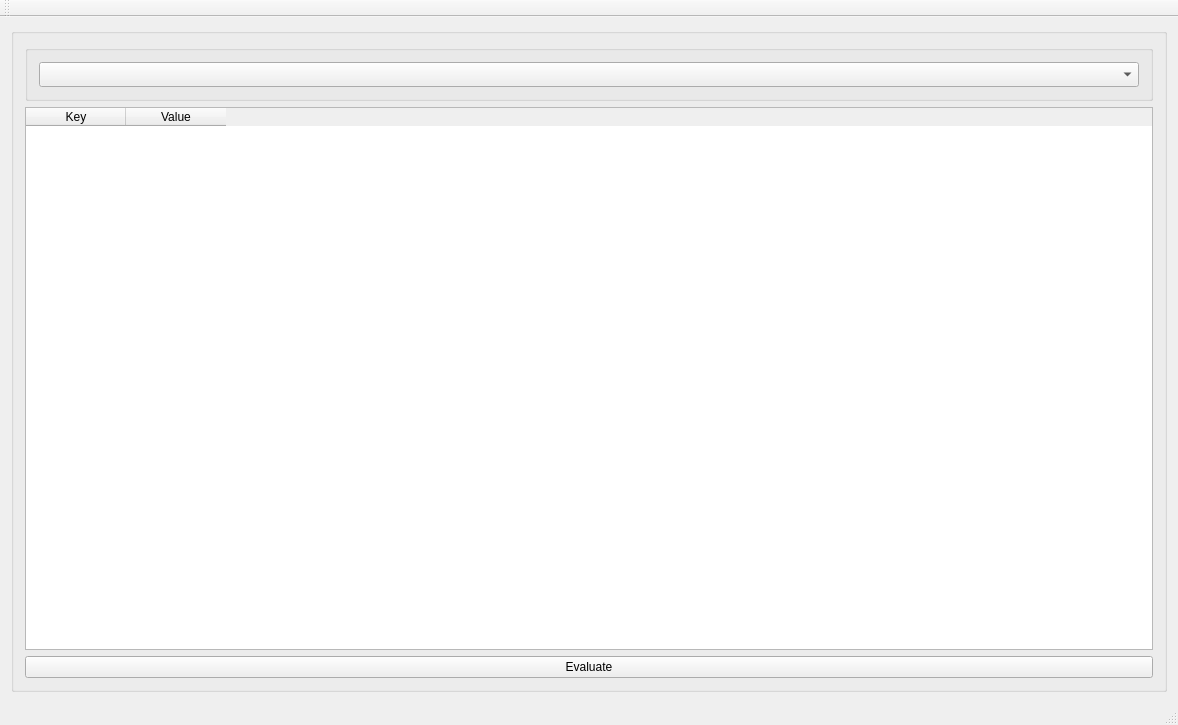
Above: gui_app/mainwindow.ui from olegyablokov/pde-numeric-solver before the change. Below: the same form after it.
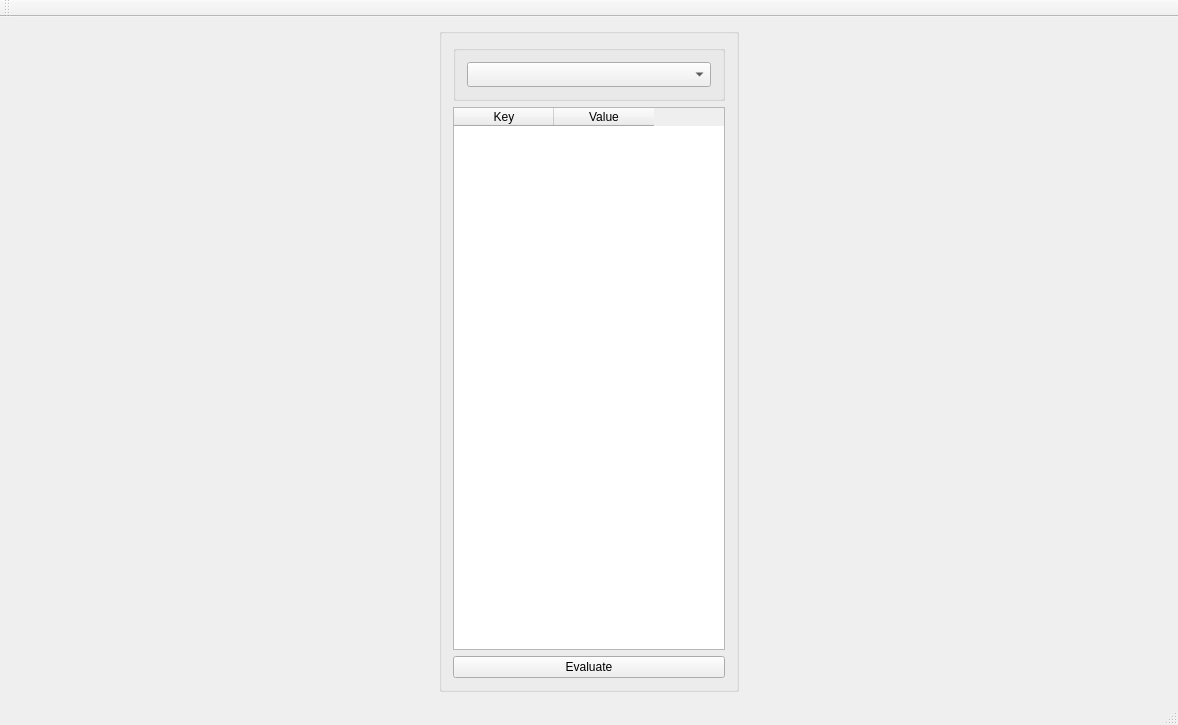
That is the form after the change.

Commit message: Added frequency update slider

The edit to the form file:
```diff
--- a/gui_app/mainwindow.ui
+++ b/gui_app/mainwindow.ui
@@ -46,6 +46,12 @@
           <height>0</height>
          </size>
         </property>
+        <property name="maximumSize">
+         <size>
+          <width>300</width>
+          <height>16777215</height>
+         </size>
+        </property>
         <property name="layoutDirection">
          <enum>Qt::LeftToRight</enum>
         </property>
```
Left out of the diff: 3 changed lines with no effect on the pictures. The commit also changes 4 other files.
